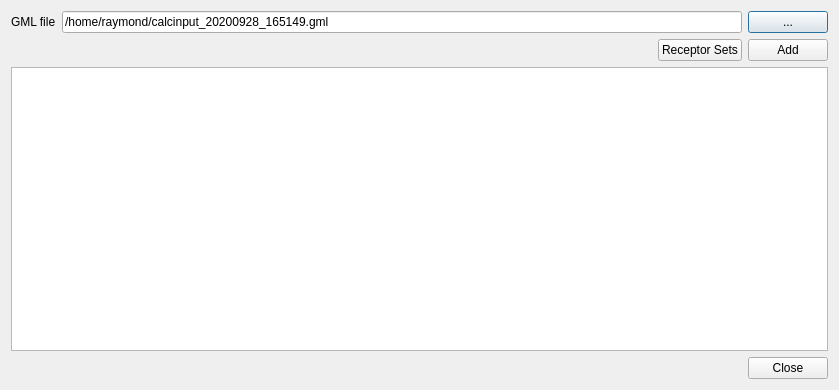
Before: the Qt Designer form ImaerPlugin/connect_receptorsets_dlg.ui in opengeogroep/AERIUS-QGIS-plugins, drawn with Qt 5.
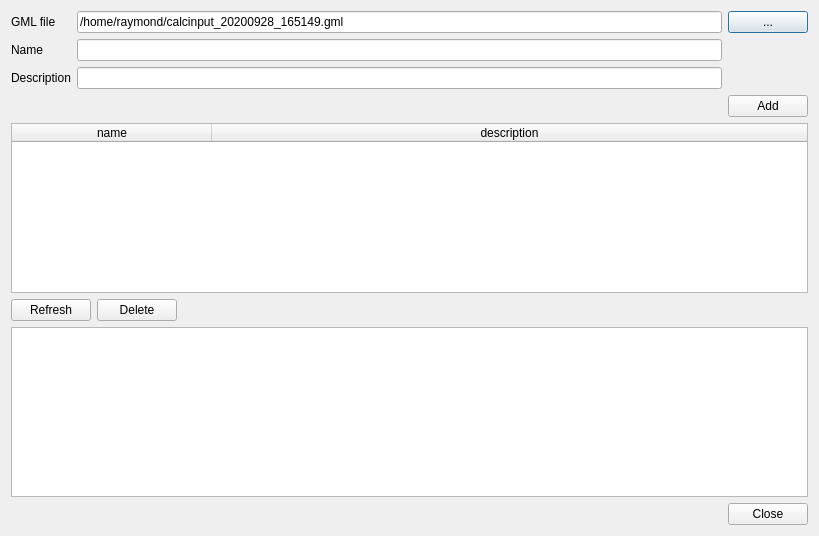
After: the same form once the commit is applied.

Commit message: receptor set dialog and api functions

What changed in the file:
```diff
--- a/ImaerPlugin/connect_receptorsets_dlg.ui
+++ b/ImaerPlugin/connect_receptorsets_dlg.ui
@@ -6,23 +6,16 @@
    <rect>
     <x>0</x>
     <y>0</y>
-    <width>839</width>
-    <height>390</height>
+    <width>819</width>
+    <height>536</height>
    </rect>
   </property>
   <property name="windowTitle">
-   <string>Connect Receptor Sets</string>
+   <string>Receptor Sets</string>
   </property>
   <layout class="QVBoxLayout" name="verticalLayout">
    <item>
     <layout class="QGridLayout" name="gridLayout">
-     <item row="0" column="0">
-      <widget class="QLabel" name="label_gml_input">
-       <property name="text">
-        <string>GML file</string>
-       </property>
-      </widget>
-     </item>
      <item row="0" column="1">
       <widget class="QLineEdit" name="edit_gml_input">
        <property name="text">
@@ -30,6 +23,20 @@
        </property>
       </widget>
      </item>
+     <item row="0" column="0">
+      <widget class="QLabel" name="label_gml_input">
+       <property name="text">
+        <string>GML file</string>
+       </property>
+      </widget>
+     </item>
+     <item row="1" column="0">
+      <widget class="QLabel" name="label_name">
+       <property name="text">
+        <string>Name</string>
+       </property>
+      </widget>
+     </item>
      <item row="0" column="2">
       <widget class="QPushButton" name="button_gml_input_browse">
        <property name="maximumSize">
@@ -43,6 +50,19 @@
        </property>
       </widget>
      </item>
+     <item row="2" column="0">
+      <widget class="QLabel" name="label_description">
+       <property name="text">
+        <string>Description</string>
+       </property>
+      </widget>
+     </item>
+     <item row="1" column="1">
+      <widget class="QLineEdit" name="edit_name"/>
+     </item>
+     <item row="2" column="1">
+      <widget class="QLineEdit" name="edit_description"/>
+     </item>
     </layout>
    </item>
    <item>
@@ -60,13 +80,6 @@
        </property>
       </spacer>
      </item>
-     <item>
-      <widget class="QPushButton" name="button_receptorsets">
-       <property name="text">
-        <string>Receptor Sets</string>
-       </property>
-      </widget>
-     </item>
      <item>
       <widget class="QPushButton" name="button_add_receptorset">
        <property name="text">
@@ -77,7 +90,74 @@
     </layout>
    </item>
    <item>
-    <widget class="QTextEdit" name="text_feedback"/>
+    <widget class="QTableWidget" name="table_receptorsets">
+     <property name="selectionMode">
+      <enum>QAbstractItemView::SingleSelection</enum>
+     </property>
+     <property name="selectionBehavior">
+      <enum>QAbstractItemView::SelectRows</enum>
+     </property>
+     <property name="sortingEnabled">
+      <bool>true</bool>
+     </property>
+     <attribute name="horizontalHeaderDefaultSectionSize">
+      <number>200</number>
+     </attribute>
+     <attribute name="horizontalHeaderStretchLastSection">
+      <bool>true</bool>
+     </attribute>
+     <column>
+      <property name="text">
+       <string>name</string>
+      </property>
+     </column>
+     <column>
+      <property name="text">
+       <string>description</string>
+      </property>
+     </column>
+    </widget>
+   </item>
+   <item>
+    <layout class="QHBoxLayout" name="horizontalLayout_2">
+     <item>
+      <widget class="QPushButton" name="button_get_receptorsets">
+       <property name="text">
+        <string>Refresh</string>
+       </property>
+      </widget>
+     </item>
+     <item>
+      <widget class="QPushButton" name="button_delete_receptorset">
+       <property name="text">
+        <string>Delete</string>
+       </property>
+      </widget>
+     </item>
+     <item>
+      <spacer name="horizontalSpacer_2">
+       <property name="orientation">
+        <enum>Qt::Horizontal</enum>
+       </property>
+       <property name="sizeHint" stdset="0">
+        <size>
+         <width>40</width>
+         <height>20</height>
+        </size>
+       </property>
+      </spacer>
+     </item>
+    </layout>
+   </item>
+   <item>
+    <widget class="QTextEdit" name="text_feedback">
+     <property name="font">
+      <font>
+       <family>Ubuntu Mono</family>
+       <pointsize>9</pointsize>
+      </font>
+     </property>
+    </widget>
    </item>
    <item>
     <widget class="QDialogButtonBox" name="buttonBox">
```
The commit also changes 3 other files.
